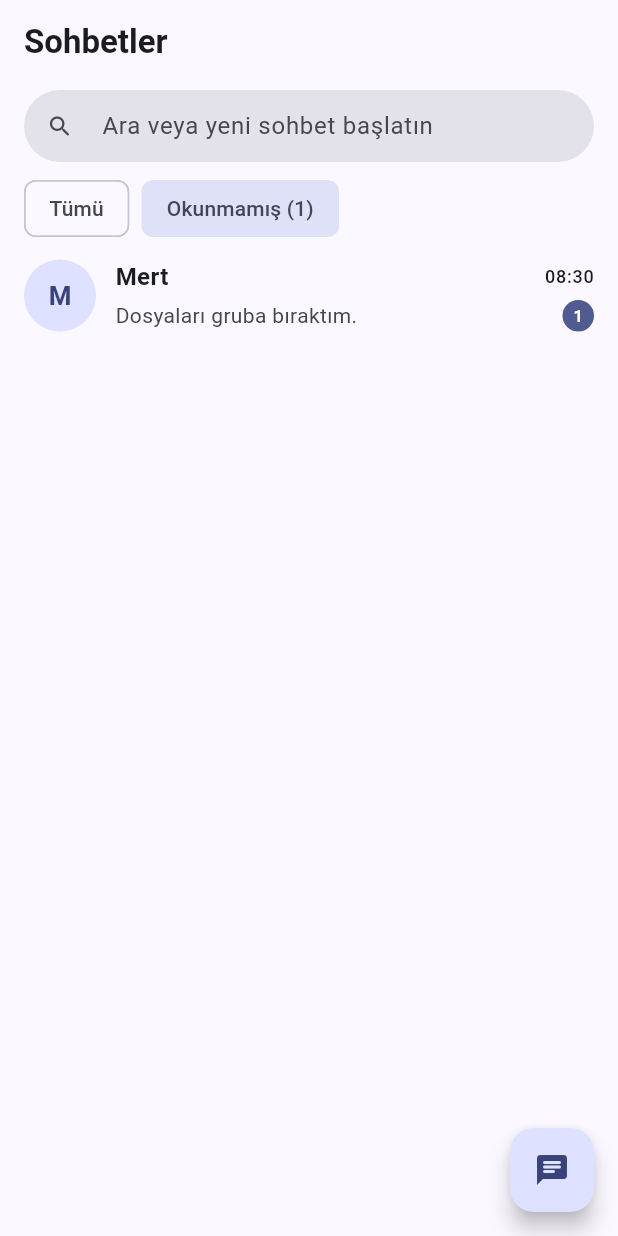
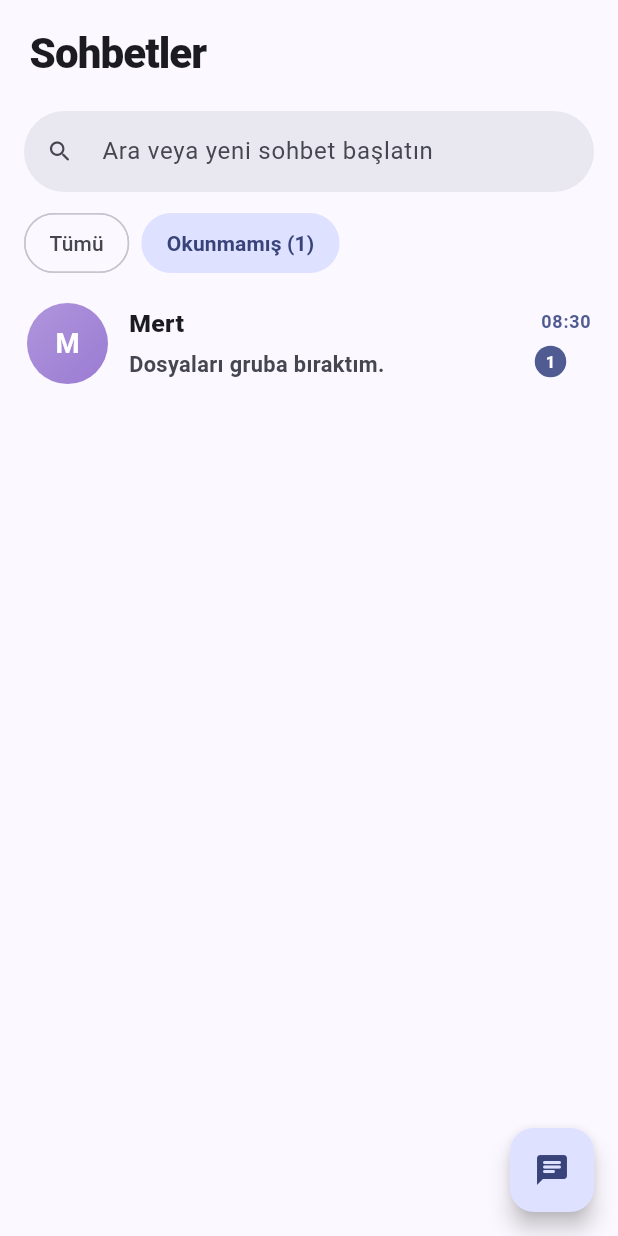
Before and after one commit to berenysrr/chat-app-group, a Flutter app: the screen it shows after launch, after a tap on an icon or button, on a phone screen of 412 x 824 dp. Run offline on Flutter 3.47's test engine with Material 3 defaults, Android fonts, the phone set to English and light mode, and no system bars.

Commit message:
feat(chat-list): modernize conversation list UI

```diff
--- a/frontend/real_time_chat/lib/chat/screens/chat_list_screen.dart
+++ b/frontend/real_time_chat/lib/chat/screens/chat_list_screen.dart
@@ -124,9 +124,15 @@ class _ChatListScreenState extends State<ChatListScreen> {
 
     return Scaffold(
       appBar: AppBar(
+        toolbarHeight: 72,
+        titleSpacing: 20,
         title: const Text(
           'Sohbetler',
-          style: TextStyle(fontWeight: FontWeight.w700),
+          style: TextStyle(
+            fontSize: 28,
+            fontWeight: FontWeight.w800,
+            letterSpacing: -.6,
+          ),
         ),
       ),
       body: Column(
@@ -137,7 +143,7 @@ class _ChatListScreenState extends State<ChatListScreen> {
                 controller.connection == SocketConnectionState.reconnecting,
           ),
           Padding(
-            padding: const EdgeInsets.fromLTRB(16, 4, 16, 8),
+            padding: const EdgeInsets.fromLTRB(16, 2, 16, 10),
             child: TextField(
               key: const Key('chat-search'),
               onChanged: (value) =>
@@ -145,19 +151,31 @@ class _ChatListScreenState extends State<ChatListScreen> {
               decoration: InputDecoration(
                 hintText: 'Ara veya yeni sohbet başlatın',
                 prefixIcon: const Icon(Icons.search_rounded),
+                prefixIconColor: Theme.of(context).colorScheme.onSurfaceVariant,
                 filled: true,
-                fillColor: Theme.of(
-                  context,
-                ).colorScheme.surfaceContainerHighest,
+                fillColor: Theme.of(context).colorScheme.surfaceContainerHigh,
                 border: OutlineInputBorder(
-                  borderRadius: BorderRadius.circular(28),
+                  borderRadius: BorderRadius.circular(30),
                   borderSide: BorderSide.none,
                 ),
+                enabledBorder: OutlineInputBorder(
+                  borderRadius: BorderRadius.circular(30),
+                  borderSide: BorderSide.none,
+                ),
+                focusedBorder: OutlineInputBorder(
+                  borderRadius: BorderRadius.circular(30),
+                  borderSide: BorderSide(
+                    color: Theme.of(
+                      context,
+                    ).colorScheme.primary.withValues(alpha: .35),
+                  ),
+                ),
+                contentPadding: const EdgeInsets.symmetric(vertical: 15),
               ),
             ),
           ),
           SizedBox(
-            height: 46,
+            height: 48,
             child: ListView(
               scrollDirection: Axis.horizontal,
               padding: const EdgeInsets.symmetric(horizontal: 16),
@@ -181,6 +199,7 @@ class _ChatListScreenState extends State<ChatListScreen> {
             child: previews.isEmpty
                 ? const _EmptyResults()
                 : ListView.builder(
+                    padding: const EdgeInsets.only(top: 4, bottom: 92),
                     itemCount: previews.length,
                     itemBuilder: (context, index) {
                       final preview = previews[index];
@@ -199,6 +218,7 @@ class _ChatListScreenState extends State<ChatListScreen> {
         ],
       ),
       floatingActionButton: FloatingActionButton(
+        tooltip: 'Yeni sohbet',
         onPressed: () => Navigator.of(context).push(
           MaterialPageRoute<void>(
             builder: (_) => const _ContactPickerPlaceholder(),
@@ -251,6 +271,21 @@ class _FilterChip extends StatelessWidget {
     selected: selected,
     onSelected: (_) => onSelected(),
     showCheckmark: false,
+    labelStyle: TextStyle(
+      fontWeight: selected ? FontWeight.w700 : FontWeight.w500,
+      color: selected
+          ? Theme.of(context).colorScheme.onPrimaryContainer
+          : Theme.of(context).colorScheme.onSurfaceVariant,
+    ),
+    backgroundColor: Theme.of(context).colorScheme.surface,
+    selectedColor: Theme.of(context).colorScheme.primaryContainer,
+    side: BorderSide(
+      color: selected
+          ? Colors.transparent
+          : Theme.of(context).colorScheme.outlineVariant,
+    ),
+    shape: const StadiumBorder(),
+    padding: const EdgeInsets.symmetric(horizontal: 8, vertical: 9),
   );
 }
 
@@ -261,15 +296,32 @@ class _EmptyResults extends StatelessWidget {
     child: Column(
       mainAxisSize: MainAxisSize.min,
       children: [
-        Icon(
+        Container(
+          width: 72,
+          height: 72,
+          decoration: BoxDecoration(
+            color: Theme.of(context).colorScheme.primaryContainer,
+            shape: BoxShape.circle,
+          ),
+          child: Icon(
             Icons.search_off_rounded,
-          size: 40,
+            size: 34,
+            color: Theme.of(context).colorScheme.onPrimaryContainer,
+          ),
+        ),
+        const SizedBox(height: 14),
+        Text(
+          'Eşleşen sohbet bulunamadı',
+          style: Theme.of(
+            context,
+          ).textTheme.titleMedium?.copyWith(fontWeight: FontWeight.w700),
+        ),
+        const SizedBox(height: 4),
+        Text(
+          'Farklı bir ad veya mesaj aramayı deneyin.',
+          style: Theme.of(context).textTheme.bodyMedium?.copyWith(
             color: Theme.of(context).colorScheme.onSurfaceVariant,
           ),
-        const SizedBox(height: 8),
-        Text(
-          'Eşleşen sohbet bulunamadı',
-          style: Theme.of(context).textTheme.bodyLarge,
         ),
       ],
     ),
@@ -310,59 +362,77 @@ class _ChatRow extends StatelessWidget {
   Widget build(BuildContext context) => InkWell(
     key: ValueKey('conversation-${preview.conversationId}'),
     onTap: onTap,
+    borderRadius: BorderRadius.circular(16),
     child: Padding(
-      padding: const EdgeInsets.symmetric(horizontal: 16, vertical: 11),
+      padding: const EdgeInsets.symmetric(horizontal: 18, vertical: 12),
       child: Row(
         children: [
           UserAvatar(
             user: preview.user,
             online: online,
+            radius: 27,
             heroTag: onTap == null ? null : 'avatar-${preview.user.id}',
           ),
-          const SizedBox(width: 13),
+          const SizedBox(width: 14),
           Expanded(
             child: Column(
               crossAxisAlignment: CrossAxisAlignment.start,
               children: [
-                Row(
-                  children: [
-                    Expanded(
-                      child: Text(
+                Text(
                   preview.user.username,
-                        style: const TextStyle(
-                          fontWeight: FontWeight.w700,
-                          fontSize: 16,
+                  maxLines: 1,
+                  overflow: TextOverflow.ellipsis,
+                  style: TextStyle(
+                    fontWeight: preview.unreadCount > 0
+                        ? FontWeight.w800
+                        : FontWeight.w700,
+                    fontSize: 16.5,
                   ),
                 ),
-                    ),
+                const SizedBox(height: 5),
                 Text(
-                      _previewTime(preview.updatedAt),
-                      style: Theme.of(context).textTheme.labelMedium,
-                    ),
-                  ],
-                ),
-                const SizedBox(height: 4),
-                Row(
-                  children: [
-                    Expanded(
-                      child: Text(
                   typing ? 'yazıyor…' : preview.lastMessage,
                   maxLines: 1,
                   overflow: TextOverflow.ellipsis,
                   style: TextStyle(
+                    fontSize: 14.5,
+                    fontWeight: preview.unreadCount > 0
+                        ? FontWeight.w600
+                        : FontWeight.w400,
                     color: typing
                         ? Theme.of(context).colorScheme.primary
                         : Theme.of(context).colorScheme.onSurfaceVariant,
                   ),
                 ),
+              ],
             ),
+          ),
+          const SizedBox(width: 10),
+          SizedBox(
+            width: 54,
+            child: Column(
+              crossAxisAlignment: CrossAxisAlignment.end,
+              children: [
+                Text(
+                  _previewTime(preview.updatedAt),
+                  maxLines: 1,
+                  style: Theme.of(context).textTheme.labelMedium?.copyWith(
+                    color: preview.unreadCount > 0
+                        ? Theme.of(context).colorScheme.primary
+                        : Theme.of(context).colorScheme.onSurfaceVariant,
+                    fontWeight: preview.unreadCount > 0
+                        ? FontWeight.w700
+                        : FontWeight.w500,
+                  ),
+                ),
+                const SizedBox(height: 8),
                 if (preview.unreadCount > 0)
                   _UnreadBadge(
                     conversationId: preview.conversationId,
                     count: preview.unreadCount,
-                      ),
-                  ],
-                ),
+                  )
+                else
+                  const SizedBox(height: 21),
               ],
             ),
           ),
@@ -379,7 +449,6 @@ class _UnreadBadge extends StatelessWidget {
   @override
   Widget build(BuildContext context) => Container(
     key: ValueKey('unread-$conversationId'),
-    margin: const EdgeInsets.only(left: 8),
     constraints: const BoxConstraints(minWidth: 21, minHeight: 21),
     alignment: Alignment.center,
     decoration: BoxDecoration(
--- a/frontend/real_time_chat/lib/chat/widgets/chat_widgets.dart
+++ b/frontend/real_time_chat/lib/chat/widgets/chat_widgets.dart
@@ -19,24 +19,47 @@ class UserAvatar extends StatelessWidget {
 
   @override
   Widget build(BuildContext context) {
+    final avatarColor = _avatarColors[user.id.abs() % _avatarColors.length];
+    final initials = _initials(user.username);
+    final fallback = DecoratedBox(
+      decoration: BoxDecoration(
+        shape: BoxShape.circle,
+        gradient: LinearGradient(
+          begin: Alignment.topLeft,
+          end: Alignment.bottomRight,
+          colors: [Color.lerp(avatarColor, Colors.white, .2)!, avatarColor],
+        ),
+      ),
+      child: Center(
+        child: Text(
+          initials,
+          style: TextStyle(
+            fontSize: radius * .68,
+            fontWeight: FontWeight.w700,
+            color: _foregroundFor(avatarColor),
+          ),
+        ),
+      ),
+    );
     final avatar = Stack(
       clipBehavior: Clip.none,
       children: [
-        CircleAvatar(
-          radius: radius,
-          backgroundColor: Theme.of(context).colorScheme.primaryContainer,
-          foregroundImage: user.avatar == null
-              ? null
-              : NetworkImage(user.avatar!),
-          child: user.avatar == null
-              ? Text(
-                  user.username.characters.first.toUpperCase(),
-                  style: TextStyle(
-                    fontSize: radius * .72,
-                    fontWeight: FontWeight.w700,
+        Semantics(
+          image: true,
+          label: '${user.username} profil resmi',
+          child: SizedBox.square(
+            key: ValueKey('avatar-${user.id}'),
+            dimension: radius * 2,
+            child: user.avatar == null || user.avatar!.trim().isEmpty
+                ? fallback
+                : ClipOval(
+                    child: Image.network(
+                      user.avatar!,
+                      fit: BoxFit.cover,
+                      errorBuilder: (_, _, _) => fallback,
+                    ),
                   ),
-                )
-              : null,
+          ),
         ),
         if (online)
           Positioned(
@@ -61,6 +84,33 @@ class UserAvatar extends StatelessWidget {
     return heroTag == null ? avatar : Hero(tag: heroTag!, child: avatar);
   }
 }
+
+const _avatarColors = <Color>[
+  Color(0xff7c9cf5),
+  Color(0xff58b88a),
+  Color(0xff38b7b0),
+  Color(0xff9b7bd3),
+  Color(0xffdf7fa5),
+  Color(0xffe59a62),
+  Color(0xff5977b9),
+  Color(0xff69bfa5),
+];
+
+String _initials(String username) {
+  final parts = username
+      .trim()
+      .split(RegExp(r'\s+'))
+      .where((part) => part.isNotEmpty)
+      .toList();
+  if (parts.isEmpty) return '?';
+  if (parts.length == 1) return parts.first.characters.first.toUpperCase();
+  return '${parts.first.characters.first}${parts.last.characters.first}'
+      .toUpperCase();
+}
+
+Color _foregroundFor(Color background) => background.computeLuminance() > .48
+    ? const Color(0xff183047)
+    : Colors.white;
 
 class ConnectionBanner extends StatelessWidget {
   const ConnectionBanner({
```
Also changed, not shown: 1 other file. Lines whose indentation alone changed are shown as unchanged.
